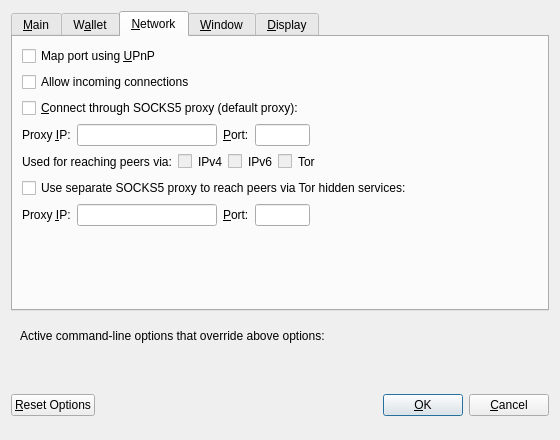
carboncointrust/CarboncoinCore, file src/qt/forms/optionsdialog.ui: the form before one commit.
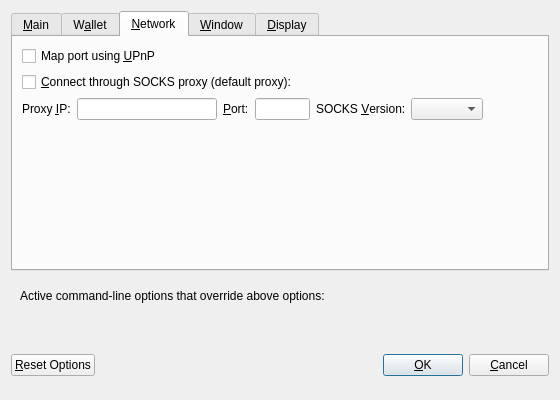
The form after the commit. The open tabs and pages were chosen to show the change. Custom widgets are drawn as their Qt base class.

```diff
--- a/src/qt/forms/optionsdialog.ui
+++ b/src/qt/forms/optionsdialog.ui
@@ -7,7 +7,7 @@
     <x>0</x>
     <y>0</y>
     <width>560</width>
-    <height>440</height>
+    <height>400</height>
    </rect>
   </property>
   <property name="windowTitle">
@@ -196,23 +196,13 @@
          </property>
         </widget>
        </item>
-       <item>
-        <widget class="QCheckBox" name="allowIncoming">
-         <property name="toolTip">
-          <string>Accept connections from outside</string>
-         </property>
-         <property name="text">
-          <string>Allow incoming connections</string>
-         </property>
-        </widget>
-       </item>
        <item>
         <widget class="QCheckBox" name="connectSocks">
          <property name="toolTip">
           <string>Connect to the Carboncoin network through a SOCKS5 proxy.</string>
          </property>
          <property name="text">
-          <string>&amp;Connect through SOCKS5 proxy (default proxy):</string>
+          <string>&amp;Connect through SOCKS proxy (default proxy):</string>
          </property>
         </widget>
        </item>
@@ -282,6 +272,26 @@
            </property>
           </widget>
          </item>
+         <item>
+          <widget class="QLabel" name="socksVersionLabel">
+           <property name="text">
+            <string>SOCKS &amp;Version:</string>
+           </property>
+           <property name="textFormat">
+            <enum>Qt::PlainText</enum>
+           </property>
+           <property name="buddy">
+            <cstring>socksVersion</cstring>
+           </property>
+          </widget>
+         </item>
+         <item>
+          <widget class="QValueComboBox" name="socksVersion">
+           <property name="toolTip">
+            <string>SOCKS version of the proxy (e.g. 5)</string>
+           </property>
+          </widget>
+         </item>
          <item>
           <spacer name="horizontalSpacer_1_Network">
            <property name="orientation">
@@ -297,193 +307,6 @@
          </item>
         </layout>
        </item>
-       <item>
-        <layout class="QHBoxLayout" name="horizontalLayout_2_Network">
-         <item>
-          <widget class="QLabel" name="proxyActiveNets">
-           <property name="text">
-            <string>Used for reaching peers via:</string>
-           </property>
-           <property name="textFormat">
-            <enum>Qt::PlainText</enum>
-           </property>
-          </widget>
-         </item>
-         <item>
-          <widget class="QCheckBox" name="proxyReachIPv4">
-           <property name="enabled">
-            <bool>false</bool>
-           </property>
-           <property name="toolTip">
-            <string>Shows, if the supplied default SOCKS5 proxy is used to reach peers via this network type.</string>
-           </property>
-           <property name="text">
-            <string/>
-           </property>
-          </widget>
-         </item>
-         <item>
-          <widget class="QLabel" name="proxyReachIPv4Label">
-           <property name="text">
-            <string>IPv4</string>
-           </property>
-           <property name="textFormat">
-            <enum>Qt::PlainText</enum>
-           </property>
-          </widget>
-         </item>
-         <item>
-          <widget class="QCheckBox" name="proxyReachIPv6">
-           <property name="enabled">
-            <bool>false</bool>
-           </property>
-           <property name="toolTip">
-            <string>Shows, if the supplied default SOCKS5 proxy is used to reach peers via this network type.</string>
-           </property>
-           <property name="text">
-            <string/>
-           </property>
-          </widget>
-         </item>
-         <item>
-          <widget class="QLabel" name="proxyReachIPv6Label">
-           <property name="text">
-            <string>IPv6</string>
-           </property>
-           <property name="textFormat">
-            <enum>Qt::PlainText</enum>
-           </property>
-          </widget>
-         </item>
-         <item>
-          <widget class="QCheckBox" name="proxyReachTor">
-           <property name="enabled">
-            <bool>false</bool>
-           </property>
-           <property name="toolTip">
-            <string>Shows, if the supplied default SOCKS5 proxy is used to reach peers via this network type.</string>
-           </property>
-           <property name="text">
-            <string/>
-           </property>
-          </widget>
-         </item>
-         <item>
-          <widget class="QLabel" name="proxyReachTorLabel">
-           <property name="text">
-            <string>Tor</string>
-           </property>
-           <property name="textFormat">
-            <enum>Qt::PlainText</enum>
-           </property>
-          </widget>
-         </item>
-         <item>
-          <spacer name="horizontalSpacer_2_Network">
-           <property name="orientation">
-            <enum>Qt::Horizontal</enum>
-           </property>
-           <property name="sizeHint" stdset="0">
-            <size>
-             <width>40</width>
-             <height>20</height>
-            </size>
-           </property>
-          </spacer>
-         </item>
-        </layout>
-       </item>
-       <item>
-        <widget class="QCheckBox" name="connectSocksTor">
-         <property name="toolTip">
-          <string>Connect to the Carboncoin network through a separate SOCKS5 proxy for Tor hidden services.</string>
-         </property>
-         <property name="text">
-          <string>Use separate SOCKS5 proxy to reach peers via Tor hidden services:</string>
-         </property>
-        </widget>
-       </item>
-       <item>
-        <layout class="QHBoxLayout" name="horizontalLayout_3_Network">
-         <item>
-          <widget class="QLabel" name="proxyIpTorLabel">
-           <property name="text">
-            <string>Proxy &amp;IP:</string>
-           </property>
-           <property name="textFormat">
-            <enum>Qt::PlainText</enum>
-           </property>
-           <property name="buddy">
-            <cstring>proxyIpTor</cstring>
-           </property>
-          </widget>
-         </item>
-         <item>
-          <widget class="QValidatedLineEdit" name="proxyIpTor">
-           <property name="minimumSize">
-            <size>
-             <width>140</width>
-             <height>0</height>
-            </size>
-           </property>
-           <property name="maximumSize">
-            <size>
-             <width>140</width>
-             <height>16777215</height>
-            </size>
-           </property>
-           <property name="toolTip">
-            <string>IP address of the proxy (e.g. IPv4: 127.0.0.1 / IPv6: ::1)</string>
-           </property>
-          </widget>
-         </item>
-         <item>
-          <widget class="QLabel" name="proxyPortTorLabel">
-           <property name="text">
-            <string>&amp;Port:</string>
-           </property>
-           <property name="textFormat">
-            <enum>Qt::PlainText</enum>
-           </property>
-           <property name="buddy">
-            <cstring>proxyPortTor</cstring>
-           </property>
-          </widget>
-         </item>
-         <item>
-          <widget class="QLineEdit" name="proxyPortTor">
-           <property name="minimumSize">
-            <size>
-             <width>55</width>
-             <height>0</height>
-            </size>
-           </property>
-           <property name="maximumSize">
-            <size>
-             <width>55</width>
-             <height>16777215</height>
-            </size>
-           </property>
-           <property name="toolTip">
-            <string>Port of the proxy (e.g. 9050)</string>
-           </property>
-          </widget>
-         </item>
-         <item>
-          <spacer name="horizontalSpacer_4_Network">
-           <property name="orientation">
-            <enum>Qt::Horizontal</enum>
-           </property>
-           <property name="sizeHint" stdset="0">
-            <size>
-             <width>40</width>
-             <height>20</height>
-            </size>
-           </property>
-          </spacer>
-         </item>
-        </layout>
-       </item>
        <item>
         <spacer name="verticalSpacer_Network">
          <property name="orientation">
@@ -750,12 +573,6 @@
        <property name="text">
         <string>&amp;OK</string>
        </property>
-       <property name="autoDefault">
-        <bool>false</bool>
-       </property>
-       <property name="default">
-        <bool>true</bool>
-       </property>
       </widget>
      </item>
      <item>
@@ -773,6 +590,12 @@
   </layout>
  </widget>
  <customwidgets>
+  <customwidget>
+   <class>BitcoinAmountField</class>
+   <extends>QLineEdit</extends>
+   <header>bitcoinamountfield.h</header>
+   <container>1</container>
+  </customwidget>
   <customwidget>
    <class>QValidatedLineEdit</class>
    <extends>QLineEdit</extends>
```
Left out of the diff: 147 changed lines with no effect on the pictures.
